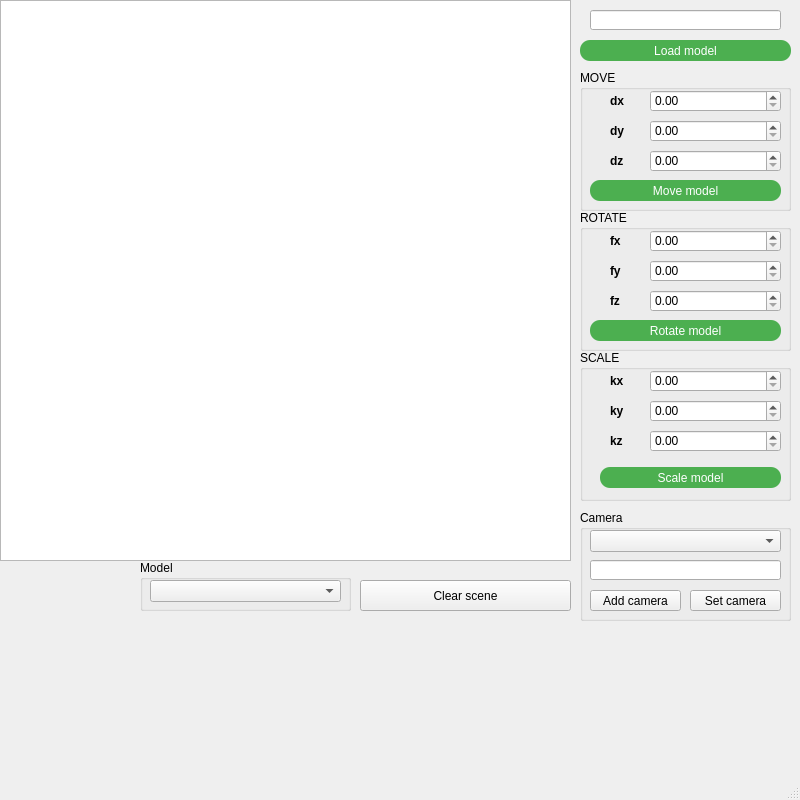
Old version of the form lab_03/lab/gui/mainwindow.ui in the repository ochensad/OOP.
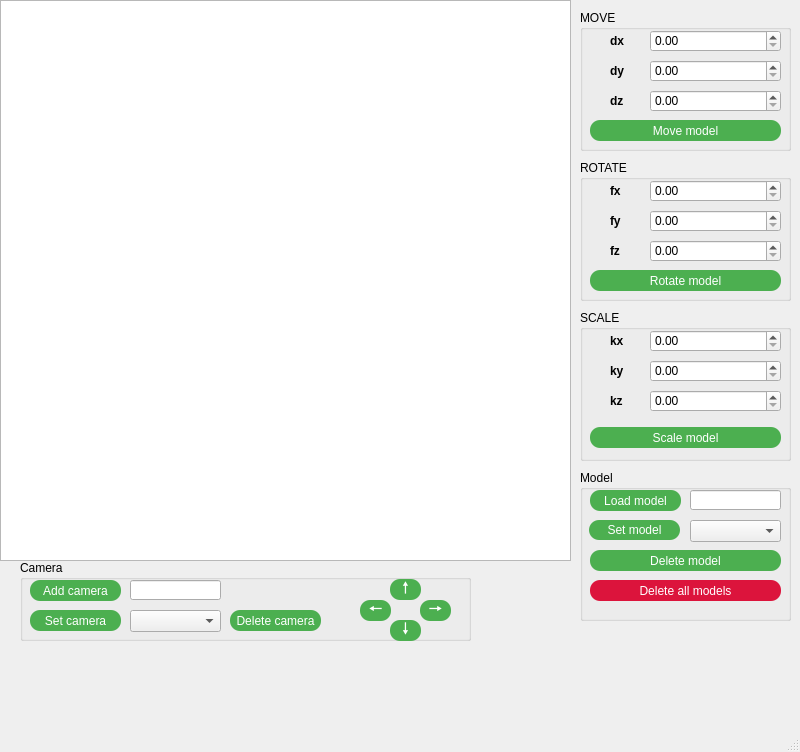
New version of the form.

```diff
--- a/lab_03/lab/gui/mainwindow.ui
+++ b/lab_03/lab/gui/mainwindow.ui
@@ -7,7 +7,7 @@
     <x>0</x>
     <y>0</y>
     <width>800</width>
-    <height>800</height>
+    <height>752</height>
    </rect>
   </property>
   <property name="windowTitle">
@@ -28,7 +28,7 @@
     <property name="geometry">
      <rect>
       <x>580</x>
-      <y>70</y>
+      <y>10</y>
       <width>211</width>
       <height>141</height>
      </rect>
@@ -155,45 +155,11 @@
      </property>
     </widget>
    </widget>
-   <widget class="QPushButton" name="loadButton">
-    <property name="geometry">
-     <rect>
-      <x>580</x>
-      <y>40</y>
-      <width>211</width>
-      <height>21</height>
-     </rect>
-    </property>
-    <property name="styleSheet">
-     <string notr="true">QPushButton {
-                                  display: inline-block;
-                                  font-size: 12px;
-                                  cursor: pointer;
-                                  text-align: center;
-                                  text-decoration: none;
-                                  outline: none;
-                                  color: #fff;
-                                  background-color: #4CAF50;
-                                  border: none;
-                                  border-radius: 10px;
-                                  box-shadow: 0 9px #999;
-                                }
-QPushButton:hover {background-color: #3e8e41}
-QPushButton:pressed {
-                                  background-color: #3e8e41;
-                                  box-shadow: 0 5px #666;
-                                  transform: translateY(4px);
-                               }</string>
-    </property>
-    <property name="text">
-     <string>Load model</string>
-    </property>
-   </widget>
    <widget class="QGroupBox" name="groupBox_2">
     <property name="geometry">
      <rect>
       <x>580</x>
-      <y>210</y>
+      <y>160</y>
       <width>211</width>
       <height>141</height>
      </rect>
@@ -324,7 +290,7 @@
     <property name="geometry">
      <rect>
       <x>580</x>
-      <y>350</y>
+      <y>310</y>
       <width>211</width>
       <height>151</height>
      </rect>
@@ -419,9 +385,9 @@
     <widget class="QPushButton" name="scaleButton">
      <property name="geometry">
       <rect>
-       <x>20</x>
+       <x>10</x>
        <y>117</y>
-       <width>181</width>
+       <width>191</width>
        <height>21</height>
       </rect>
      </property>
@@ -451,23 +417,13 @@
      </property>
     </widget>
    </widget>
-   <widget class="QLineEdit" name="model_name">
-    <property name="geometry">
-     <rect>
-      <x>590</x>
-      <y>10</y>
-      <width>191</width>
-      <height>20</height>
-     </rect>
-    </property>
-   </widget>
    <widget class="QGroupBox" name="groupBox_4">
     <property name="geometry">
      <rect>
-      <x>140</x>
-      <y>560</y>
+      <x>580</x>
+      <y>470</y>
       <width>211</width>
-      <height>51</height>
+      <height>151</height>
      </rect>
     </property>
     <property name="title">
@@ -476,21 +432,167 @@
     <widget class="QComboBox" name="combomodelBox">
      <property name="geometry">
       <rect>
-       <x>10</x>
-       <y>20</y>
-       <width>191</width>
+       <x>110</x>
+       <y>50</y>
+       <width>91</width>
        <height>22</height>
       </rect>
      </property>
     </widget>
+    <widget class="QLineEdit" name="model_name">
+     <property name="geometry">
+      <rect>
+       <x>110</x>
+       <y>20</y>
+       <width>91</width>
+       <height>20</height>
+      </rect>
+     </property>
+    </widget>
+    <widget class="QPushButton" name="loadButton">
+     <property name="geometry">
+      <rect>
+       <x>10</x>
+       <y>20</y>
+       <width>91</width>
+       <height>21</height>
+      </rect>
+     </property>
+     <property name="styleSheet">
+      <string notr="true">QPushButton {
+                                  display: inline-block;
+                                  font-size: 12px;
+                                  cursor: pointer;
+                                  text-align: center;
+                                  text-decoration: none;
+                                  outline: none;
+                                  color: #fff;
+                                  background-color: #4CAF50;
+                                  border: none;
+                                  border-radius: 10px;
+                                  box-shadow: 0 9px #999;
+                                }
+QPushButton:hover {background-color: #3e8e41}
+QPushButton:pressed {
+                                  background-color: #3e8e41;
+                                  box-shadow: 0 5px #666;
+                                  transform: translateY(4px);
+                               }</string>
+     </property>
+     <property name="text">
+      <string>Load model</string>
+     </property>
+    </widget>
+    <widget class="QPushButton" name="set_model_button">
+     <property name="geometry">
+      <rect>
+       <x>9</x>
+       <y>50</y>
+       <width>91</width>
+       <height>20</height>
+      </rect>
+     </property>
+     <property name="styleSheet">
+      <string notr="true">QPushButton {
+                                  display: inline-block;
+                                  font-size: 12px;
+                                  cursor: pointer;
+                                  text-align: center;
+                                  text-decoration: none;
+                                  outline: none;
+                                  color: #fff;
+                                  background-color: #4CAF50;
+                                  border: none;
+                                  border-radius: 10px;
+                                  box-shadow: 0 9px #999;
+                                }
+QPushButton:hover {background-color: #3e8e41}
+QPushButton:pressed {
+                                  background-color: #3e8e41;
+                                  box-shadow: 0 5px #666;
+                                  transform: translateY(4px);
+                               }</string>
+     </property>
+     <property name="text">
+      <string>Set model</string>
+     </property>
+    </widget>
+    <widget class="QPushButton" name="delete_model_button">
+     <property name="geometry">
+      <rect>
+       <x>10</x>
+       <y>80</y>
+       <width>191</width>
+       <height>21</height>
+      </rect>
+     </property>
+     <property name="styleSheet">
+      <string notr="true">QPushButton {
+                                  display: inline-block;
+                                  font-size: 12px;
+                                  cursor: pointer;
+                                  text-align: center;
+                                  text-decoration: none;
+                                  outline: none;
+                                  color: #fff;
+                                  background-color: #4CAF50;
+                                  border: none;
+                                  border-radius: 10px;
+                                  box-shadow: 0 9px #999;
+                                }
+QPushButton:hover {background-color: #3e8e41}
+QPushButton:pressed {
+                                  background-color: #3e8e41;
+                                  box-shadow: 0 5px #666;
+                                  transform: translateY(4px);
+                               }</string>
+     </property>
+     <property name="text">
+      <string>Delete model</string>
+     </property>
+    </widget>
+    <widget class="QPushButton" name="clear_Button">
+     <property name="geometry">
+      <rect>
+       <x>10</x>
+       <y>110</y>
+       <width>191</width>
+       <height>21</height>
+      </rect>
+     </property>
+     <property name="styleSheet">
+      <string notr="true">QPushButton {
+                              display: inline-block;
+                              font-size: 12px;
+                              cursor: pointer;
+                              text-align: center;
+                              text-decoration: none;
+                              outline: none;
+                              color: #fff;
+                              background-color: #DC143C;
+                              border: none;
+                              border-radius: 10px;
+                              box-shadow: 0 9px #999;
+                           }
+QPushButton:hover {background-color: #B22222}
+QPushButton:pressed {
+                              background-color: #B22222;
+                              box-shadow: 0 5px #666;
+                              transform: translateY(4px);
+                            }</string>
+     </property>
+     <property name="text">
+      <string>Delete all models</string>
+     </property>
+    </widget>
    </widget>
    <widget class="QGroupBox" name="groupBox_5">
     <property name="geometry">
      <rect>
-      <x>580</x>
-      <y>510</y>
-      <width>211</width>
-      <height>111</height>
+      <x>20</x>
+      <y>560</y>
+      <width>451</width>
+      <height>81</height>
      </rect>
     </property>
     <property name="title">
@@ -500,11 +602,32 @@
      <property name="geometry">
       <rect>
        <x>10</x>
-       <y>80</y>
+       <y>20</y>
        <width>91</width>
        <height>21</height>
       </rect>
      </property>
+     <property name="styleSheet">
+      <string notr="true">QPushButton {
+                                  display: inline-block;
+                                  font-size: 12px;
+                                  cursor: pointer;
+                                  text-align: center;
+                                  text-decoration: none;
+                                  outline: none;
+                                  color: #fff;
+                                  background-color: #4CAF50;
+                                  border: none;
+                                  border-radius: 10px;
+                                  box-shadow: 0 9px #999;
+                                }
+QPushButton:hover {background-color: #3e8e41}
+QPushButton:pressed {
+                                  background-color: #3e8e41;
+                                  box-shadow: 0 5px #666;
+                                  transform: translateY(4px);
+                               }</string>
+     </property>
      <property name="text">
       <string>Add camera</string>
      </property>
@@ -512,9 +635,9 @@
     <widget class="QComboBox" name="combocameraBox">
      <property name="geometry">
       <rect>
-       <x>10</x>
-       <y>20</y>
-       <width>191</width>
+       <x>110</x>
+       <y>50</y>
+       <width>91</width>
        <height>22</height>
       </rect>
      </property>
@@ -522,12 +645,33 @@
     <widget class="QPushButton" name="pushButton">
      <property name="geometry">
       <rect>
-       <x>110</x>
-       <y>80</y>
+       <x>10</x>
+       <y>50</y>
        <width>91</width>
        <height>21</height>
       </rect>
      </property>
+     <property name="styleSheet">
+      <string notr="true">QPushButton {
+                                  display: inline-block;
+                                  font-size: 12px;
+                                  cursor: pointer;
+                                  text-align: center;
+                                  text-decoration: none;
+                                  outline: none;
+                                  color: #fff;
+                                  background-color: #4CAF50;
+                                  border: none;
+                                  border-radius: 10px;
+                                  box-shadow: 0 9px #999;
+                                }
+QPushButton:hover {background-color: #3e8e41}
+QPushButton:pressed {
+                                  background-color: #3e8e41;
+                                  box-shadow: 0 5px #666;
+                                  transform: translateY(4px);
+                               }</string>
+     </property>
      <property name="text">
       <string>Set camera</string>
      </property>
@@ -535,26 +679,183 @@
     <widget class="QLineEdit" name="cameraname">
      <property name="geometry">
       <rect>
-       <x>10</x>
-       <y>50</y>
-       <width>191</width>
+       <x>110</x>
+       <y>20</y>
+       <width>91</width>
        <height>20</height>
       </rect>
      </property>
     </widget>
-   </widget>
-   <widget class="QPushButton" name="pushButton_2">
-    <property name="geometry">
-     <rect>
-      <x>360</x>
-      <y>580</y>
-      <width>211</width>
-      <height>31</height>
-     </rect>
-    </property>
-    <property name="text">
-     <string>Clear scene</string>
-    </property>
+    <widget class="QPushButton" name="pushButton_2">
+     <property name="geometry">
+      <rect>
+       <x>210</x>
+       <y>50</y>
+       <width>91</width>
+       <height>21</height>
+      </rect>
+     </property>
+     <property name="styleSheet">
+      <string notr="true">QPushButton {
+                                  display: inline-block;
+                                  font-size: 12px;
+                                  cursor: pointer;
+                                  text-align: center;
+                                  text-decoration: none;
+                                  outline: none;
+                                  color: #fff;
+                                  background-color: #4CAF50;
+                                  border: none;
+                                  border-radius: 10px;
+                                  box-shadow: 0 9px #999;
+                                }
+QPushButton:hover {background-color: #3e8e41}
+QPushButton:pressed {
+                                  background-color: #3e8e41;
+                                  box-shadow: 0 5px #666;
+                                  transform: translateY(4px);
+                               }</string>
+     </property>
+     <property name="text">
+      <string>Delete camera</string>
+     </property>
+    </widget>
+    <widget class="QPushButton" name="move_left_cam">
+     <property name="geometry">
+      <rect>
+       <x>340</x>
+       <y>40</y>
+       <width>31</width>
+       <height>21</height>
+      </rect>
+     </property>
+     <property name="styleSheet">
+      <string notr="true">QPushButton {
+                                  display: inline-block;
+                                  font-size: 16px;
+                                  cursor: pointer;
+                                  text-align: center;
+                                  text-decoration: none;
+                                  outline: none;
+                                  color: #fff;
+                                  background-color: #4CAF50;
+                                  border: none;
+                                  border-radius: 10px;
+                                  box-shadow: 0 9px #999;
+                                }
+QPushButton:hover {background-color: #3e8e41}
+QPushButton:pressed {
+                                  background-color: #3e8e41;
+                                  box-shadow: 0 5px #666;
+                                  transform: translateY(4px);
+                               }</string>
+     </property>
+     <property name="text">
+      <string>🠔</string>
+     </property>
+    </widget>
+    <widget class="QPushButton" name="move_right_cam">
+     <property name="geometry">
+      <rect>
+       <x>400</x>
+       <y>40</y>
+       <width>31</width>
+       <height>21</height>
+      </rect>
+     </property>
+     <property name="styleSheet">
+      <string notr="true">QPushButton {
+                                  display: inline-block;
+                                  font-size: 16px;
+                                  cursor: pointer;
+                                  text-align: center;
+                                  text-decoration: none;
+                                  outline: none;
+                                  color: #fff;
+                                  background-color: #4CAF50;
+                                  border: none;
+                                  border-radius: 10px;
+                                  box-shadow: 0 9px #999;
+                                }
+QPushButton:hover {background-color: #3e8e41}
+QPushButton:pressed {
+                                  background-color: #3e8e41;
+                                  box-shadow: 0 5px #666;
+                                  transform: translateY(4px);
+                               }</string>
+     </property>
+     <property name="text">
+      <string>🠖</string>
+     </property>
+    </widget>
+    <widget class="QPushButton" name="move_up_cam">
+     <property name="geometry">
+      <rect>
+       <x>370</x>
+       <y>19</y>
+       <width>31</width>
+       <height>21</height>
+      </rect>
+     </property>
+     <property name="styleSheet">
+      <string notr="true">QPushButton {
+                                  display: inline-block;
+                                  font-size: 16px;
+                                  cursor: pointer;
+                                  text-align: center;
+                                  text-decoration: none;
+                                  outline: none;
+                                  color: #fff;
+                                  background-color: #4CAF50;
+                                  border: none;
+                                  border-radius: 10px;
+                                  box-shadow: 0 9px #999;
+                                }
+QPushButton:hover {background-color: #3e8e41}
+QPushButton:pressed {
+                                  background-color: #3e8e41;
+                                  box-shadow: 0 5px #666;
+                                  transform: translateY(4px);
+                               }</string>
+     </property>
+     <property name="text">
+      <string>🠕</string>
+     </property>
+    </widget>
+    <widget class="QPushButton" name="move_down_cam">
+     <property name="geometry">
+      <rect>
+       <x>370</x>
+       <y>60</y>
+       <width>31</width>
+       <height>21</height>
+      </rect>
+     </property>
+     <property name="styleSheet">
+      <string notr="true">QPushButton {
+                                  display: inline-block;
+                                  font-size: 16px;
+                                  cursor: pointer;
+                                  text-align: center;
+                                  text-decoration: none;
+                                  outline: none;
+                                  color: #fff;
+                                  background-color: #4CAF50;
+                                  border: none;
+                                  border-radius: 10px;
+                                  box-shadow: 0 9px #999;
+                                }
+QPushButton:hover {background-color: #3e8e41}
+QPushButton:pressed {
+                                  background-color: #3e8e41;
+                                  box-shadow: 0 5px #666;
+                                  transform: translateY(4px);
+                               }</string>
+     </property>
+     <property name="text">
+      <string>🠗</string>
+     </property>
+    </widget>
    </widget>
   </widget>
   <widget class="QMenuBar" name="menubar">
```
